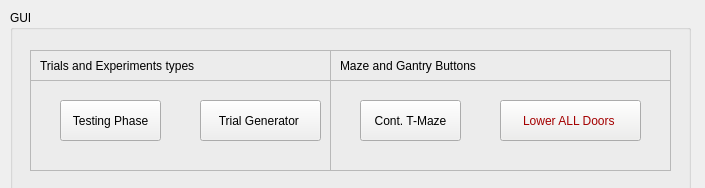
Above: src/omniroute_operation/src/dynamic_training_controller/dynamic_training_controller_interface.ui from NC4Lab/omniroute_ubuntu_ws before the change. Below: the same form after it.
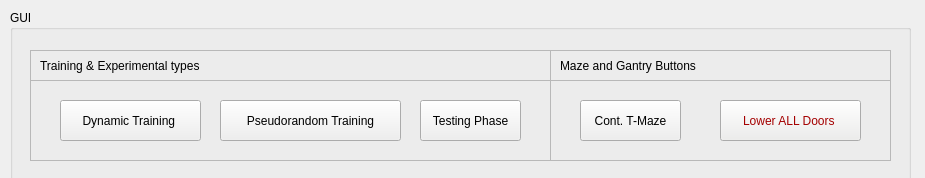
That is the form after the change.

Commit message: adding code to the dynamic controller interface and launch files

Patch:
```diff
--- a/src/omniroute_operation/src/dynamic_training_controller/dynamic_training_controller_interface.ui
+++ b/src/omniroute_operation/src/dynamic_training_controller/dynamic_training_controller_interface.ui
@@ -6,8 +6,8 @@
    <rect>
     <x>0</x>
     <y>0</y>
-    <width>705</width>
-    <height>188</height>
+    <width>925</width>
+    <height>178</height>
    </rect>
   </property>
   <property name="windowTitle">
@@ -18,7 +18,7 @@
     <rect>
      <x>10</x>
      <y>10</y>
-     <width>681</width>
+     <width>901</width>
      <height>191</height>
     </rect>
    </property>
@@ -28,10 +28,10 @@
    <widget class="QFrame" name="frame_7">
     <property name="geometry">
      <rect>
-      <x>320</x>
+      <x>540</x>
       <y>70</y>
       <width>341</width>
-      <height>91</height>
+      <height>81</height>
      </rect>
     </property>
     <property name="frameShape">
@@ -221,7 +221,7 @@
    <widget class="QFrame" name="frame_8">
     <property name="geometry">
      <rect>
-      <x>320</x>
+      <x>540</x>
       <y>40</y>
       <width>341</width>
       <height>31</height>
@@ -233,14 +233,27 @@
     <property name="frameShadow">
      <enum>QFrame::Raised</enum>
     </property>
+    <widget class="QLabel" name="label_6">
+     <property name="geometry">
+      <rect>
+       <x>10</x>
+       <y>0</y>
+       <width>231</width>
+       <height>31</height>
+      </rect>
+     </property>
+     <property name="text">
+      <string>Maze and Gantry Buttons</string>
+     </property>
+    </widget>
    </widget>
    <widget class="QFrame" name="frame_12">
     <property name="geometry">
      <rect>
       <x>20</x>
       <y>70</y>
-      <width>301</width>
-      <height>91</height>
+      <width>521</width>
+      <height>81</height>
      </rect>
     </property>
     <property name="frameShape">
@@ -252,20 +265,20 @@
     <widget class="QPushButton" name="trialGeneratorBtn">
      <property name="geometry">
       <rect>
-       <x>170</x>
+       <x>30</x>
        <y>20</y>
-       <width>121</width>
+       <width>141</width>
        <height>41</height>
       </rect>
      </property>
      <property name="text">
-      <string>Trial Generator </string>
+      <string>Dynamic Training </string>
      </property>
     </widget>
     <widget class="QPushButton" name="testingPhaseBtn">
      <property name="geometry">
       <rect>
-       <x>30</x>
+       <x>390</x>
        <y>20</y>
        <width>101</width>
        <height>41</height>
@@ -275,13 +288,26 @@
       <string>Testing Phase</string>
      </property>
     </widget>
+    <widget class="QPushButton" name="pseudorandomTrainingBtn">
+     <property name="geometry">
+      <rect>
+       <x>190</x>
+       <y>20</y>
+       <width>181</width>
+       <height>41</height>
+      </rect>
+     </property>
+     <property name="text">
+      <string>Pseudorandom Training</string>
+     </property>
+    </widget>
    </widget>
    <widget class="QFrame" name="frame_13">
     <property name="geometry">
      <rect>
       <x>20</x>
       <y>40</y>
-      <width>301</width>
+      <width>521</width>
       <height>31</height>
      </rect>
     </property>
@@ -301,23 +327,10 @@
       </rect>
      </property>
      <property name="text">
-      <string>Trials and Experiments types </string>
+      <string>Training &amp; Experimental types </string>
      </property>
     </widget>
    </widget>
-   <widget class="QLabel" name="label_6">
-    <property name="geometry">
-     <rect>
-      <x>330</x>
-      <y>40</y>
-      <width>231</width>
-      <height>31</height>
-     </rect>
-    </property>
-    <property name="text">
-     <string>Maze and Gantry Buttons</string>
-    </property>
-   </widget>
   </widget>
  </widget>
  <resources/>
```
Left out of the diff: 4 changed lines with no effect on the pictures. The commit also changes 2 other files.
